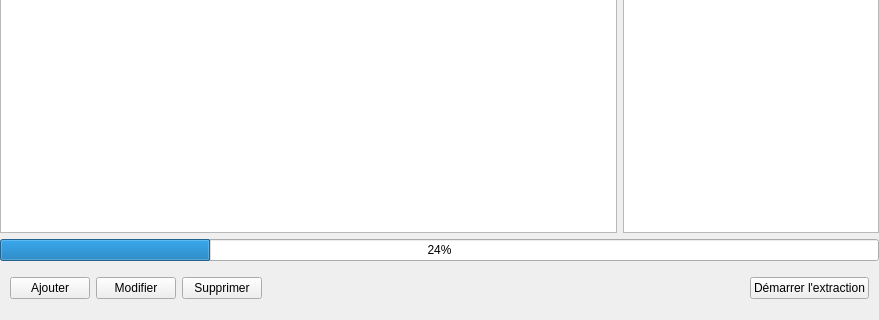
This is GLPI Data Extractor/formmain.ui in jeremydumais/GLPI-Data-Extractor as Qt 5 draws it before an edit; both pictures show x 0 to 879 and y 265 to 585 of the 879 by 585 pixel window. The edited form follows.
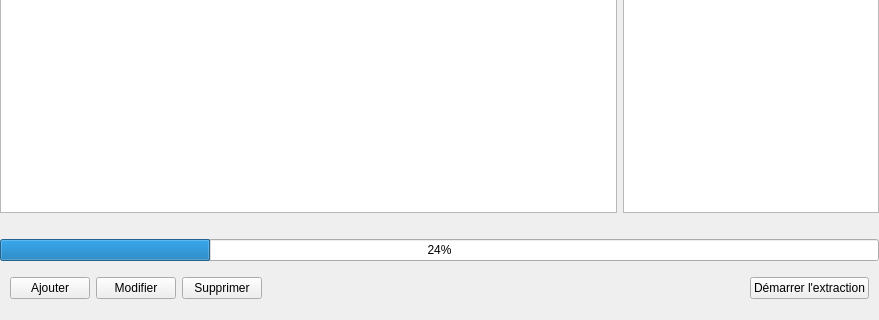
This is the edited form. Icons and pictures are not drawn.

```diff
--- a/GLPI Data Extractor/formmain.ui
+++ b/GLPI Data Extractor/formmain.ui
@@ -98,6 +98,22 @@
         </item>
        </layout>
       </item>
+      <item>
+       <widget class="QLabel" name="labelExtractInfo">
+        <property name="text">
+         <string/>
+        </property>
+        <property name="alignment">
+         <set>Qt::AlignLeading|Qt::AlignLeft|Qt::AlignVCenter</set>
+        </property>
+        <property name="margin">
+         <number>5</number>
+        </property>
+        <property name="indent">
+         <number>5</number>
+        </property>
+       </widget>
+      </item>
       <item>
        <widget class="QProgressBar" name="progressBarExecution">
         <property name="value">
```
Left out of the diff: 3 changed lines with no effect on the pictures.
